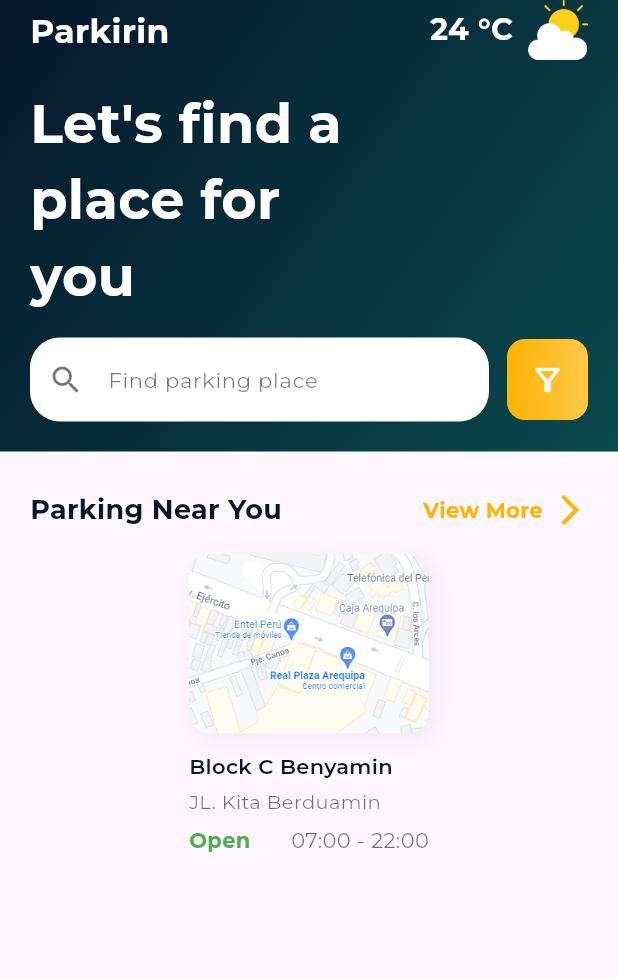
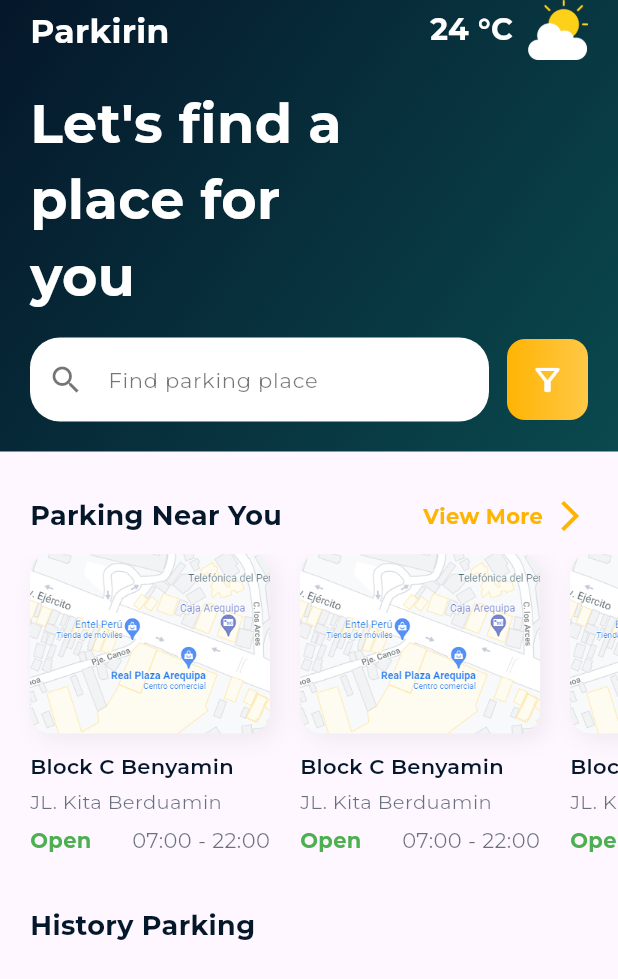
Before and after one commit to KeingCasabona/Tecsup-semana8-flutter_codigo_ui, a Flutter app: the screen it shows after launch, on a phone screen of 412 x 824 dp. Shown: the top 979 px of the screen. Run offline on Flutter 3.47's test engine with Material 3 defaults, Android fonts, the phone set to English and light mode, and no system bars; our stand-ins replace google_fonts.

Commit message:
feat: Add SingleChildScrollView

```diff
--- a/lib/pages/home_page.dart
+++ b/lib/pages/home_page.dart
@@ -1,5 +1,6 @@
 import 'package:flutter/material.dart';
 import 'package:flutter_codigo_ui/constants.dart';
+import 'package:flutter_codigo_ui/widgets/item_slider_widget.dart';
 import 'package:google_fonts/google_fonts.dart';
 
 class HomePage extends StatelessWidget {
@@ -107,7 +108,7 @@ class HomePage extends StatelessWidget {
                             ),
                           ),
                         ),
-                        SizedBox(width: 12),
+                        const SizedBox(width: 12),
                         Container(
                           height: 54,
                           width: 54,
@@ -125,16 +126,21 @@ class HomePage extends StatelessWidget {
                         )
                       ],
                     ),
-                    SizedBox(height: 20),
+                    const SizedBox(height: 20),
                   ],
                 ),
               ),
             ),
+            Column(
+              children: [
                 Container(
-              margin: EdgeInsets.symmetric(horizontal: 20, vertical: 26),
-              child: Column(
-                children: [
-                  Row(
+                  margin: EdgeInsets.only(
+                    top: 30,
+                    bottom: 12,
+                    left: 20,
+                    right: 20,
+                  ),
+                  child: Row(
                     mainAxisAlignment: MainAxisAlignment.spaceBetween,
                     children: [
                       Text(
@@ -160,80 +166,39 @@ class HomePage extends StatelessWidget {
                       ),
                     ],
                   ),
-                  SizedBox(height: 16),
+                ),
+                SingleChildScrollView(
+                  scrollDirection: Axis.horizontal,
+                  physics: BouncingScrollPhysics(),
+                  child: Row(
+                    children: [
+                      ItemSliderWidget(),
+                      ItemSliderWidget(),
+                      ItemSliderWidget(),
+                      ItemSliderWidget(),
+                      ItemSliderWidget(),
+                    ],
+                  ),
+                ),
                 Container(
-                    height: 220,
-                    width: 160,
-                    child: Column(
+                  margin: EdgeInsets.only(
+                    top: 20,
+                    bottom: 10,
+                    left: 20,
+                    right: 20,
+                  ),
+                  child: Row(
+                    mainAxisAlignment: MainAxisAlignment.spaceBetween,
                     children: [
-                        Container(
-                          height: 120,
-                          decoration: BoxDecoration(
-                            borderRadius: BorderRadius.circular(14),
-                            boxShadow: [
-                              BoxShadow(
-                                color: Colors.black.withOpacity(0.06),
-                                blurRadius: 12,
-                                offset: Offset(4, 4),
+                      Text(
+                        'History Parking',
+                        style: GoogleFonts.montserrat(
+                          fontSize: 18,
+                          fontWeight: FontWeight.w700,
+                          color: kColorPrimary,
+                        ),
                       ),
                     ],
-                            image: DecorationImage(
-                              fit: BoxFit.cover,
-                              image: AssetImage('assets/images/maps.png'),
-                            ),
-                          ),
-                        ),
-                        Padding(
-                          padding: EdgeInsets.symmetric(vertical: 12),
-                          child: Column(
-                            crossAxisAlignment: CrossAxisAlignment.start,
-                            children: [
-                              Text(
-                                'Block C Benyamin',
-                                overflow: TextOverflow.ellipsis,
-                                maxLines: 1,
-                                style: GoogleFonts.montserrat(
-                                  color: kColorPrimary,
-                                  fontWeight: FontWeight.w600,
-                                ),
-                              ),
-                              SizedBox(height: 4),
-                              Text(
-                                'JL. Kita Berduamin',
-                                overflow: TextOverflow.ellipsis,
-                                maxLines: 1,
-                                style: GoogleFonts.montserrat(
-                                  color: kColorPrimary.withOpacity(0.6),
-                                  fontSize: 13,
-                                ),
-                              ),
-                              SizedBox(height: 6),
-                              Row(
-                                mainAxisAlignment:
-                                    MainAxisAlignment.spaceBetween,
-                                children: [
-                                  Expanded(
-                                    child: Text(
-                                      'Open',
-                                      overflow: TextOverflow.ellipsis,
-                                      maxLines: 1,
-                                      style: GoogleFonts.montserrat(
-                                        color: Colors.green,
-                                        fontWeight: FontWeight.bold,
-                                      ),
-                                    ),
-                                  ),
-                                  Align(
-                                    alignment: Alignment.topLeft,
-                                    child: Expanded(
-                                      child: Text(
-                                        '07:00 - 22:00',
-                                        overflow: TextOverflow.ellipsis,
-                                        maxLines: 1,
-                                        style: GoogleFonts.montserrat(
-                                          color: kColorPrimary.withOpacity(0.6),
-                                        ),
-                                      ),
                   ),
                 ),
               ],
@@ -241,15 +206,6 @@ class HomePage extends StatelessWidget {
           ],
         ),
       ),
-                      ],
-                    ),
-                  ),
-                ],
-              ),
-            ),
-          ],
-        ),
-      ),
     );
   }
 }
--- /dev/null
+++ b/lib/widgets/item_slider_widget.dart
@@ -0,0 +1,94 @@
+import 'package:flutter/material.dart';
+import 'package:flutter_codigo_ui/constants.dart';
+import 'package:google_fonts/google_fonts.dart';
+
+class ItemSliderWidget extends StatelessWidget {
+  const ItemSliderWidget({super.key});
+
+  @override
+  Widget build(BuildContext context) {
+    return Container(
+      margin: EdgeInsets.only(left: 20),
+      height: 215,
+      width: 160,
+      child: Column(
+        children: [
+          Container(
+            height: 120,
+            decoration: BoxDecoration(
+              borderRadius: BorderRadius.circular(14),
+              boxShadow: [
+                BoxShadow(
+                  color: Colors.black.withOpacity(0.06),
+                  blurRadius: 12,
+                  offset: Offset(4, 4),
+                ),
+              ],
+              image: DecorationImage(
+                fit: BoxFit.cover,
+                image: AssetImage('assets/images/maps.png'),
+              ),
+            ),
+          ),
+          Padding(
+            padding: EdgeInsets.symmetric(vertical: 12),
+            child: Column(
+              crossAxisAlignment: CrossAxisAlignment.start,
+              children: [
+                Text(
+                  'Block C Benyamin',
+                  overflow: TextOverflow.ellipsis,
+                  maxLines: 1,
+                  style: GoogleFonts.montserrat(
+                    color: kColorPrimary,
+                    fontWeight: FontWeight.w600,
+                  ),
+                ),
+                SizedBox(height: 4),
+                Text(
+                  'JL. Kita Berduamin',
+                  overflow: TextOverflow.ellipsis,
+                  maxLines: 1,
+                  style: GoogleFonts.montserrat(
+                    color: kColorPrimary.withOpacity(0.6),
+                    fontSize: 13,
+                  ),
+                ),
+                SizedBox(height: 6),
+                Row(
+                  mainAxisAlignment: MainAxisAlignment.spaceBetween,
+                  children: [
+                    Expanded(
+                      child: Text(
+                        'Open',
+                        overflow: TextOverflow.ellipsis,
+                        maxLines: 1,
+                        style: GoogleFonts.montserrat(
+                          color: Colors.green,
+                          fontWeight: FontWeight.bold,
+                        ),
+                      ),
+                    ),
+                    Align(
+                      alignment: Alignment.topLeft,
+                      child: Expanded(
+                        child: Text(
+                          '07:00 - 22:00',
+                          overflow: TextOverflow.ellipsis,
+                          maxLines: 1,
+                          style: GoogleFonts.montserrat(
+                            color: kColorPrimary.withOpacity(0.6),
+                          ),
+                        ),
+                      ),
+                    ),
+                  ],
+                ),
+              ],
+            ),
+          ),
+        ],
+      ),
+    );
+  }
+}
```
Lines whose indentation alone changed are shown as unchanged.
